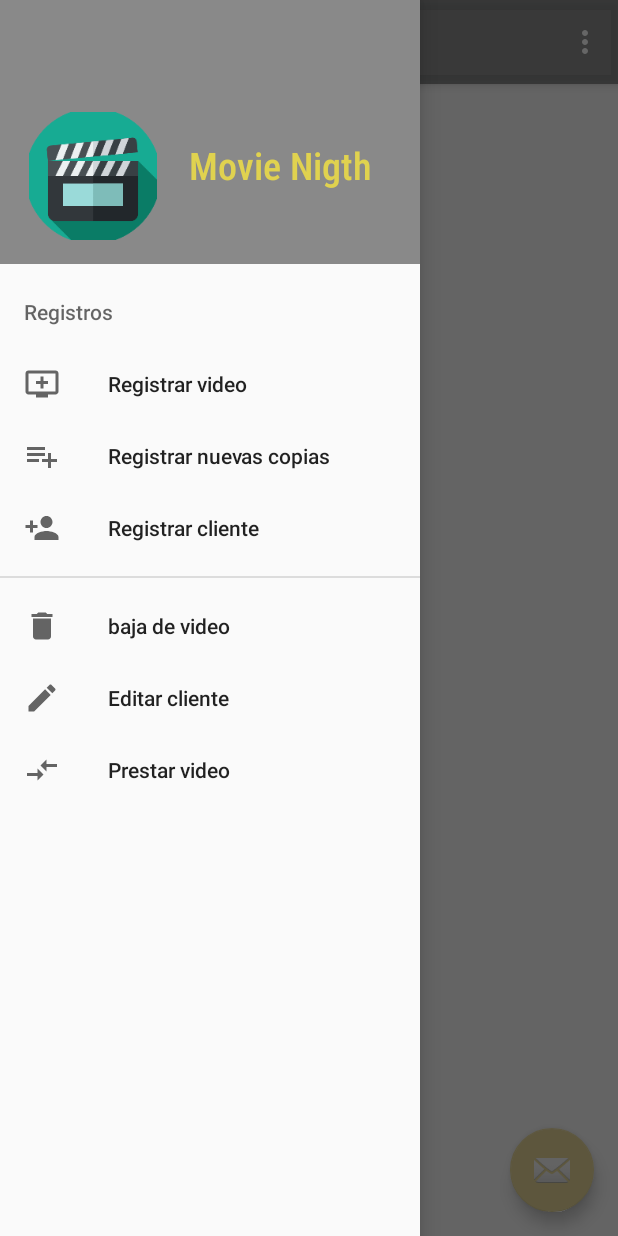
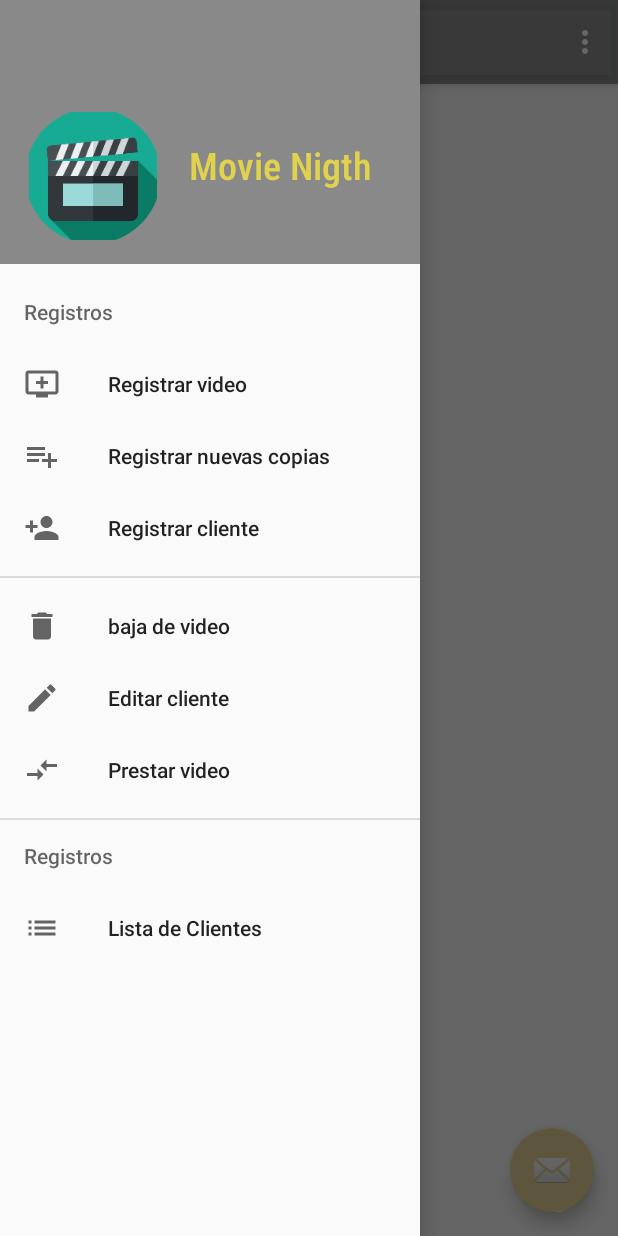
Before and after one commit to Lizvani1202/Peliculas, an Android app: the screen it shows after launch (MainActivity), with the side drawer open, on a phone screen of 412 x 824 dp. Run offline under Robolectric (Android 15) with nearby library versions, the phone set to English and light mode, and no system bars.

Commit message:
Agregando cliente correctamente

```diff
--- a/app/src/main/java/com/example/movienigth/MainActivity.java
+++ b/app/src/main/java/com/example/movienigth/MainActivity.java
@@ -1,8 +1,10 @@
 package com.example.movienigth;
 
 import android.content.Intent;
+import android.net.Uri;
 import android.os.Bundle;
 
+import com.example.movienigth.Fragments.ListClientFragment;
 import com.example.movienigth.Main.MainRegisterClientActivity;
 import com.example.movienigth.SQLite.AdminDataBase;
 import com.google.android.material.floatingactionbutton.FloatingActionButton;
@@ -21,12 +23,17 @@ import androidx.drawerlayout.widget.DrawerLayout;
 
 import androidx.appcompat.app.AppCompatActivity;
 import androidx.appcompat.widget.Toolbar;
+import androidx.fragment.app.FragmentActivity;
+import androidx.fragment.app.FragmentTransaction;
+import androidx.fragment.app.ListFragment;
 
 import android.view.Menu;
 
 public class MainActivity extends AppCompatActivity
-        implements NavigationView.OnNavigationItemSelectedListener {
+        implements  NavigationView.OnNavigationItemSelectedListener,
+                    ListClientFragment.OnFragmentInteractionListener {
 
+    ListClientFragment listClientFragment;
     public static AdminDataBase adminDataBase;
     @Override
     protected void onCreate(Bundle savedInstanceState) {
@@ -35,7 +42,7 @@ public class MainActivity extends AppCompatActivity
         Toolbar toolbar = findViewById(R.id.toolbar);
         setSupportActionBar(toolbar);
 
-        adminDataBase = new AdminDataBase(this,"BD",null,1);
+        adminDataBase = new AdminDataBase(this,"BD",null,5);
         FloatingActionButton fab = findViewById(R.id.fab);
         fab.setOnClickListener(new View.OnClickListener() {
             @Override
@@ -44,7 +51,7 @@ public class MainActivity extends AppCompatActivity
                         .setAction("Action", null).show();
             }
         });
-        DrawerLayout drawer = findViewById(R.id.drawer_layout);
+        DrawerLayout drawer = findViewById(R.id.contenedorMain);
         NavigationView navigationView = findViewById(R.id.nav_view);
         ActionBarDrawerToggle toggle = new ActionBarDrawerToggle(
                 this, drawer, toolbar, R.string.navigation_drawer_open, R.string.navigation_drawer_close);
@@ -55,7 +62,7 @@ public class MainActivity extends AppCompatActivity
 
     @Override
     public void onBackPressed() {
-        DrawerLayout drawer = findViewById(R.id.drawer_layout);
+        DrawerLayout drawer = findViewById(R.id.contenedorMain);
         if (drawer.isDrawerOpen(GravityCompat.START)) {
             drawer.closeDrawer(GravityCompat.START);
         } else {
@@ -91,6 +98,8 @@ public class MainActivity extends AppCompatActivity
         // Handle navigation view item clicks here.
         int id = item.getItemId();
 
+        FragmentTransaction ft = getSupportFragmentManager().beginTransaction();
+
         if (id == R.id.nav_register_video) {
 
         } else if (id == R.id.nav_register_new_copies) {
@@ -105,10 +114,19 @@ public class MainActivity extends AppCompatActivity
 
         }else if (id == R.id.nav_lend_video){
 
+        }else if(id == R.id.nav_list_client){
+            ft.replace(R.id.contenedorMain,new ListClientFragment()).commit();
+            return false;
+
         }
 
-        DrawerLayout drawer = findViewById(R.id.drawer_layout);
+        DrawerLayout drawer = findViewById(R.id.contenedorMain);
         drawer.closeDrawer(GravityCompat.START);
         return true;
     }
+
+    @Override
+    public void onFragmentInteraction(Uri uri) {
+
+    }
 }
--- a/app/src/main/java/com/example/movienigth/Model/ModelClient.java
+++ b/app/src/main/java/com/example/movienigth/Model/ModelClient.java
@@ -28,7 +28,7 @@ public class ModelClient {
         this.status = status;
     }
 
-    public ModelClient(String first_name, String last_name, String ci, int cellphone, String email, String address, String latitude, String longitude, String birthdate) {
+    public ModelClient(String first_name, String last_name, String ci, int cellphone, String email, String address, String latitude, String longitude, String birthdate, int status) {
         this.first_name = first_name;
         this.last_name = last_name;
         this.ci = ci;
@@ -38,6 +38,7 @@ public class ModelClient {
         this.latitude = latitude;
         this.longitude = longitude;
         this.birthdate = birthdate;
+        this.status = status;
     }
 
     public int getId_client() {
--- /dev/null
+++ b/app/src/main/res/drawable/ic_list_black_24dp.xml
@@ -0,0 +1,9 @@
+<vector xmlns:android="http://schemas.android.com/apk/res/android"
+        android:width="24dp"
+        android:height="24dp"
+        android:viewportWidth="24.0"
+        android:viewportHeight="24.0">
+    <path
+        android:fillColor="#FF000000"
+        android:pathData="M3,13h2v-2L3,11v2zM3,17h2v-2L3,15v2zM3,9h2L5,7L3,7v2zM7,13h14v-2L7,11v2zM7,17h14v-2L7,15v2zM7,7v2h14L21,7L7,7z"/>
+</vector>
--- a/app/src/main/res/layout/activity_main.xml
+++ b/app/src/main/res/layout/activity_main.xml
@@ -2,7 +2,7 @@
 <androidx.drawerlayout.widget.DrawerLayout xmlns:android="http://schemas.android.com/apk/res/android"
     xmlns:app="http://schemas.android.com/apk/res-auto"
     xmlns:tools="http://schemas.android.com/tools"
-    android:id="@+id/drawer_layout"
+    android:id="@+id/contenedorMain"
     android:layout_width="match_parent"
     android:layout_height="match_parent"
     android:fitsSystemWindows="true"
--- a/app/src/main/res/layout/activity_main_register_client.xml
+++ b/app/src/main/res/layout/activity_main_register_client.xml
@@ -110,7 +110,6 @@
                 android:id="@+id/etfecha"
                 android:layout_width="match_parent"
                 android:layout_height="wrap_content"
-                android:text="Fecha"
                 android:textSize="20dp"
                 android:layout_weight="1" />
 
--- a/app/src/main/res/layout/fragment_list_client.xml
+++ b/app/src/main/res/layout/fragment_list_client.xml
@@ -17,7 +17,7 @@
         android:textStyle="bold"/>
 
     <ListView
-        android:id="@+id/idListViewClientes"
+        android:id="@+id/idListViewClient"
         android:layout_margin="15dp"
         android:layout_below="@+id/tv"
         android:textAlignment="viewStart"
--- a/app/src/main/res/menu/activity_main_drawer.xml
+++ b/app/src/main/res/menu/activity_main_drawer.xml
@@ -38,5 +38,15 @@
 
     </group>
 
+    <item android:title="Registros">
+        <menu>
+            <item
+                android:id="@+id/nav_list_client"
+                android:icon="@drawable/ic_list_black_24dp"
+                android:title="Lista de Clientes" />
+
+
+        </menu>
+    </item>
 
 </menu>
```
Also changed, not shown: app/src/main/java/com/example/movienigth/Adapter/AdapterClient.java (added, +60 -0 lines), app/src/main/java/com/example/movienigth/Fragments/ListClientFragment.java (+25 -3 lines), app/src/main/java/com/example/movienigth/Main/MainRegisterClientActivity.java (+10 -17 lines), app/src/main/java/com/example/movienigth/SQLite/AdminDataBase.java (+41 -4 lines), app/src/main/res/layout/formato_lista_clientes.xml (+6 -1 lines).
